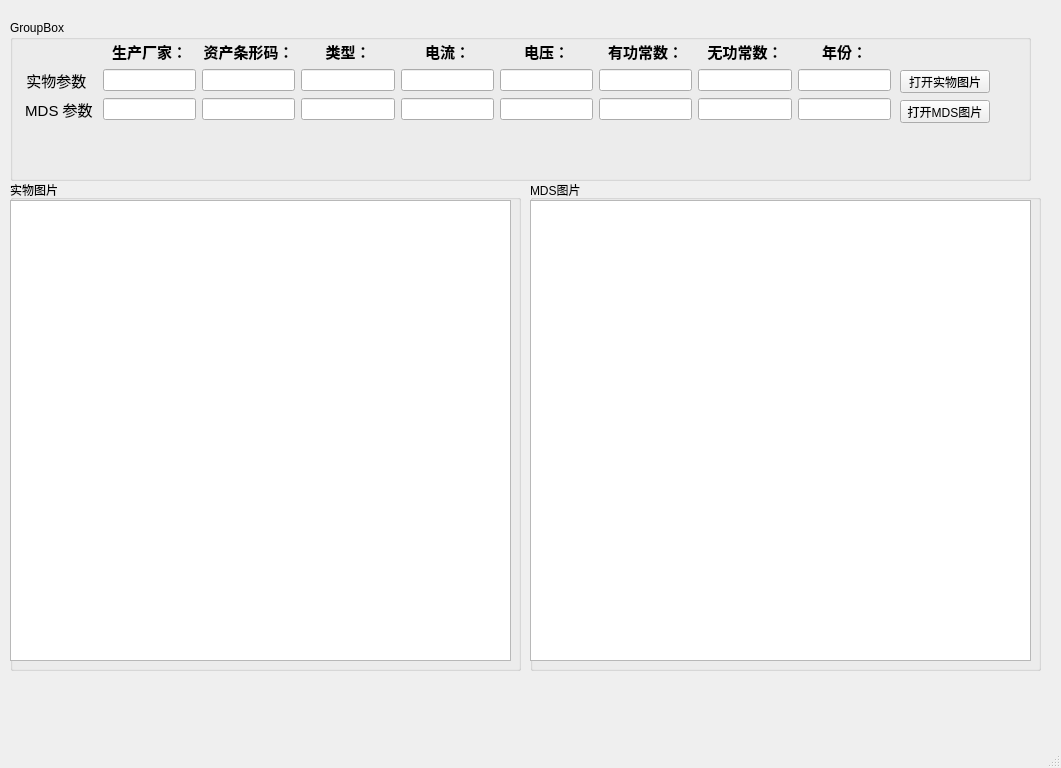
The window that Meter_Parameter.ui (ocean998/Meter_Parameters) describes before a commit, drawn with Qt 5.
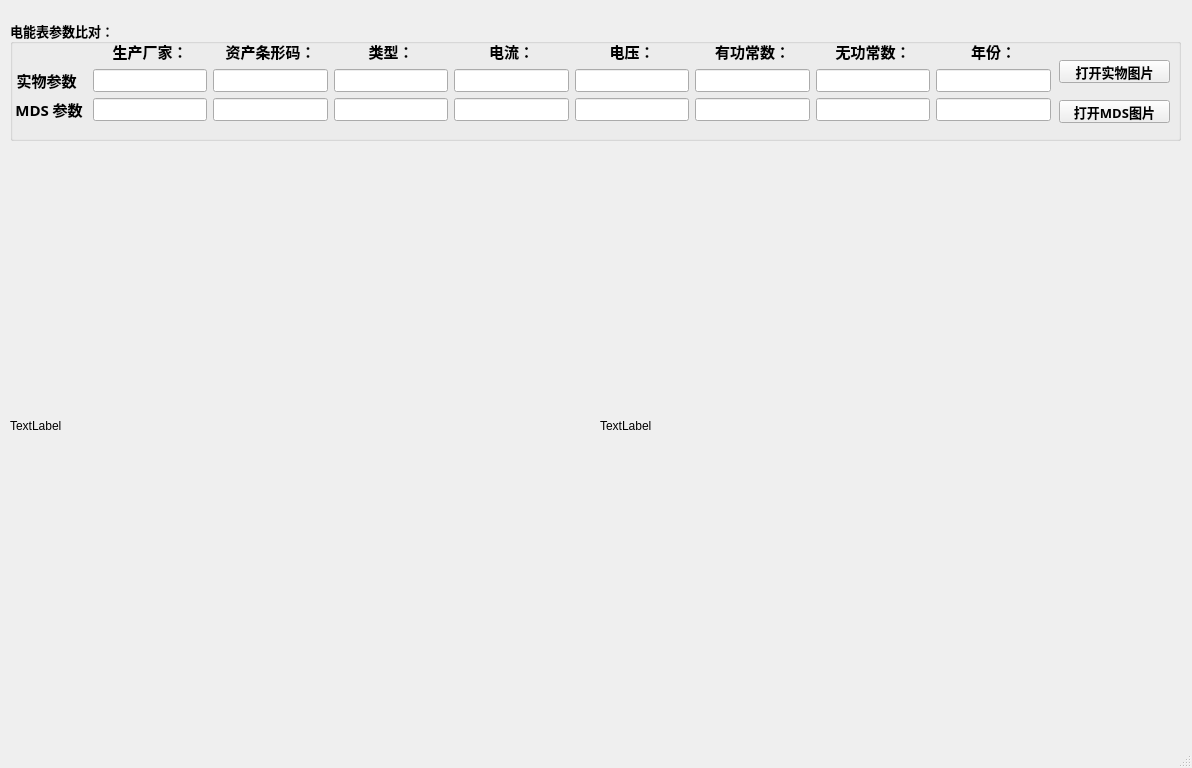
The same window after the commit.

Commit message: MetPara.py 界面与逻辑分离

Diff of the .ui file:
```diff
--- a/Meter_Parameter.ui
+++ b/Meter_Parameter.ui
@@ -6,7 +6,7 @@
    <rect>
     <x>0</x>
     <y>0</y>
-    <width>1061</width>
+    <width>1192</width>
     <height>768</height>
    </rect>
   </property>
@@ -22,25 +22,39 @@
      <rect>
       <x>10</x>
       <y>20</y>
-      <width>1021</width>
-      <height>161</height>
+      <width>1171</width>
+      <height>121</height>
      </rect>
     </property>
+    <property name="font">
+     <font>
+      <family>新宋体</family>
+      <pointsize>10</pointsize>
+      <weight>75</weight>
+      <bold>true</bold>
+     </font>
+    </property>
     <property name="title">
-     <string>GroupBox</string>
+     <string>电能表参数比对：</string>
     </property>
     <widget class="QWidget" name="gridLayoutWidget_4">
      <property name="geometry">
       <rect>
-       <x>10</x>
+       <x>0</x>
        <y>20</y>
-       <width>871</width>
+       <width>1041</width>
        <height>81</height>
       </rect>
      </property>
      <layout class="QGridLayout" name="gridLayout_4">
       <item row="2" column="0">
        <widget class="QLabel" name="label_3">
+        <property name="font">
+         <font>
+          <family>新宋体</family>
+          <pointsize>9</pointsize>
+         </font>
+        </property>
         <property name="text">
          <string>&lt;html&gt;&lt;head/&gt;&lt;body&gt;&lt;p align=&quot;center&quot;&gt;&lt;span style=&quot; font-size:11pt;&quot;&gt;MDS 参数 &lt;/span&gt;&lt;/p&gt;&lt;/body&gt;&lt;/html&gt;</string>
         </property>
@@ -51,6 +65,12 @@
       </item>
       <item row="1" column="0">
        <widget class="QLabel" name="label_2">
+        <property name="font">
+         <font>
+          <family>新宋体</family>
+          <pointsize>9</pointsize>
+         </font>
+        </property>
         <property name="text">
          <string>&lt;html&gt;&lt;head/&gt;&lt;body&gt;&lt;p align=&quot;center&quot;&gt;&lt;span style=&quot; font-size:11pt;&quot;&gt;实物参数 &lt;/span&gt;&lt;/p&gt;&lt;/body&gt;&lt;/html&gt;</string>
         </property>
@@ -58,6 +78,14 @@
       </item>
       <item row="0" column="1">
        <widget class="QLabel" name="label_18">
+        <property name="font">
+         <font>
+          <family>新宋体</family>
+          <pointsize>9</pointsize>
+          <weight>50</weight>
+          <bold>false</bold>
+         </font>
+        </property>
         <property name="text">
          <string>&lt;html&gt;&lt;head/&gt;&lt;body&gt;&lt;p align=&quot;center&quot;&gt;&lt;span style=&quot; font-size:11pt; font-weight:600;&quot;&gt;生产厂家：&lt;/span&gt;&lt;/p&gt;&lt;/body&gt;&lt;/html&gt;</string>
         </property>
@@ -65,6 +93,14 @@
       </item>
       <item row="0" column="3">
        <widget class="QLabel" name="label_20">
+        <property name="font">
+         <font>
+          <family>新宋体</family>
+          <pointsize>9</pointsize>
+          <weight>50</weight>
+          <bold>false</bold>
+         </font>
+        </property>
         <property name="text">
          <string>&lt;html&gt;&lt;head/&gt;&lt;body&gt;&lt;p align=&quot;center&quot;&gt;&lt;span style=&quot; font-size:11pt; font-weight:600;&quot;&gt;类型：&lt;/span&gt;&lt;/p&gt;&lt;/body&gt;&lt;/html&gt;</string>
         </property>
@@ -72,6 +108,14 @@
       </item>
       <item row="0" column="2">
        <widget class="QLabel" name="label_25">
+        <property name="font">
+         <font>
+          <family>新宋体</family>
+          <pointsize>9</pointsize>
+          <weight>50</weight>
+          <bold>false</bold>
+         </font>
+        </property>
         <property name="text">
          <string>&lt;html&gt;&lt;head/&gt;&lt;body&gt;&lt;p align=&quot;center&quot;&gt;&lt;span style=&quot; font-size:11pt; font-weight:600;&quot;&gt;资产条形码：&lt;/span&gt;&lt;/p&gt;&lt;/body&gt;&lt;/html&gt;</string>
         </property>
@@ -79,6 +123,14 @@
       </item>
       <item row="0" column="7">
        <widget class="QLabel" name="label_22">
+        <property name="font">
+         <font>
+          <family>新宋体</family>
+          <pointsize>9</pointsize>
+          <weight>50</weight>
+          <bold>false</bold>
+         </font>
+        </property>
         <property name="text">
          <string>&lt;html&gt;&lt;head/&gt;&lt;body&gt;&lt;p align=&quot;center&quot;&gt;&lt;span style=&quot; font-size:11pt; font-weight:600;&quot;&gt;无功常数：&lt;/span&gt;&lt;/p&gt;&lt;/body&gt;&lt;/html&gt;</string>
         </property>
@@ -86,13 +138,36 @@
       </item>
       <item row="0" column="5">
        <widget class="QLabel" name="label_21">
+        <property name="enabled">
+         <bool>true</bool>
+        </property>
+        <property name="font">
+         <font>
+          <family>新宋体</family>
+          <pointsize>9</pointsize>
+          <weight>50</weight>
+          <bold>false</bold>
+          <kerning>false</kerning>
+         </font>
+        </property>
         <property name="text">
          <string>&lt;html&gt;&lt;head/&gt;&lt;body&gt;&lt;p align=&quot;center&quot;&gt;&lt;span style=&quot; font-size:11pt; font-weight:600;&quot;&gt;电压：&lt;/span&gt;&lt;/p&gt;&lt;/body&gt;&lt;/html&gt;</string>
         </property>
+        <property name="textFormat">
+         <enum>Qt::RichText</enum>
+        </property>
        </widget>
       </item>
       <item row="0" column="4">
        <widget class="QLabel" name="label_19">
+        <property name="font">
+         <font>
+          <family>新宋体</family>
+          <pointsize>9</pointsize>
+          <weight>50</weight>
+          <bold>false</bold>
+         </font>
+        </property>
         <property name="text">
          <string>&lt;html&gt;&lt;head/&gt;&lt;body&gt;&lt;p align=&quot;center&quot;&gt;&lt;span style=&quot; font-size:11pt; font-weight:600;&quot;&gt;电流：&lt;/span&gt;&lt;/p&gt;&lt;/body&gt;&lt;/html&gt;</string>
         </property>
@@ -100,6 +175,14 @@
       </item>
       <item row="0" column="6">
        <widget class="QLabel" name="label_23">
+        <property name="font">
+         <font>
+          <family>新宋体</family>
+          <pointsize>9</pointsize>
+          <weight>50</weight>
+          <bold>false</bold>
+         </font>
+        </property>
         <property name="text">
          <string>&lt;html&gt;&lt;head/&gt;&lt;body&gt;&lt;p align=&quot;center&quot;&gt;&lt;span style=&quot; font-size:11pt; font-weight:600;&quot;&gt;有功常数：&lt;/span&gt;&lt;/p&gt;&lt;/body&gt;&lt;/html&gt;</string>
         </property>
@@ -107,6 +190,14 @@
       </item>
       <item row="0" column="8">
        <widget class="QLabel" name="label_26">
+        <property name="font">
+         <font>
+          <family>新宋体</family>
+          <pointsize>9</pointsize>
+          <weight>50</weight>
+          <bold>false</bold>
+         </font>
+        </property>
         <property name="text">
          <string>&lt;html&gt;&lt;head/&gt;&lt;body&gt;&lt;p align=&quot;center&quot;&gt;&lt;span style=&quot; font-size:11pt; font-weight:600;&quot;&gt;年份：&lt;/span&gt;&lt;/p&gt;&lt;/body&gt;&lt;/html&gt;</string>
         </property>
@@ -165,9 +256,9 @@
     <widget class="QPushButton" name="pushButton">
      <property name="geometry">
       <rect>
-       <x>890</x>
-       <y>50</y>
-       <width>90</width>
+       <x>1049</x>
+       <y>40</y>
+       <width>111</width>
        <height>23</height>
       </rect>
      </property>
@@ -178,9 +269,9 @@
     <widget class="QPushButton" name="pushButton_2">
      <property name="geometry">
       <rect>
-       <x>890</x>
+       <x>1049</x>
        <y>80</y>
-       <width>90</width>
+       <width>111</width>
        <height>23</height>
       </rect>
      </property>
@@ -189,51 +280,50 @@
      </property>
     </widget>
    </widget>
-   <widget class="QGroupBox" name="groupBox_2">
+   <widget class="QWidget" name="horizontalLayoutWidget">
     <property name="geometry">
      <rect>
       <x>10</x>
-      <y>180</y>
-      <width>511</width>
-      <height>491</height>
+      <y>130</y>
+      <width>1171</width>
+      <height>591</height>
      </rect>
     </property>
-    <property name="title">
-     <string>实物图片</string>
-    </property>
-    <widget class="QGraphicsView" name="graphicsView">
-     <property name="geometry">
-      <rect>
-       <x>0</x>
-       <y>20</y>
-       <width>501</width>
-       <height>461</height>
-      </rect>
-     </property>
-    </widget>
-   </widget>
-   <widget class="QGroupBox" name="groupBox_3">
-    <property name="geometry">
-     <rect>
-      <x>530</x>
-      <y>180</y>
-      <width>511</width>
-      <height>491</height>
-     </rect>
-    </property>
-    <property name="title">
-     <string>MDS图片</string>
-    </property>
-    <widget class="QGraphicsView" name="graphicsView_2">
-     <property name="geometry">
-      <rect>
-       <x>0</x>
-       <y>20</y>
-       <width>501</width>
-       <height>461</height>
-      </rect>
-     </property>
-    </widget>
+    <layout class="QHBoxLayout" name="horizontalLayout">
+     <item>
+      <widget class="QLabel" name="label_4">
+       <property name="text">
+        <string>TextLabel</string>
+       </property>
+      </widget>
+     </item>
+     <item>
+      <spacer name="horizontalSpacer">
+       <property name="orientation">
+        <enum>Qt::Horizontal</enum>
+       </property>
+       <property name="sizeType">
+        <enum>QSizePolicy::Fixed</enum>
+       </property>
+       <property name="sizeHint" stdset="0">
+        <size>
+         <width>3</width>
+         <height>0</height>
+        </size>
+       </property>
+      </spacer>
+     </item>
+     <item>
+      <widget class="QLabel" name="label">
+       <property name="enabled">
+        <bool>true</bool>
+       </property>
+       <property name="text">
+        <string>TextLabel</string>
+       </property>
+      </widget>
+     </item>
+    </layout>
    </widget>
   </widget>
   <widget class="QMenuBar" name="menubar">
```
Left out of the diff: 2 changed lines with no effect on the pictures. The commit also changes 7 other files.
